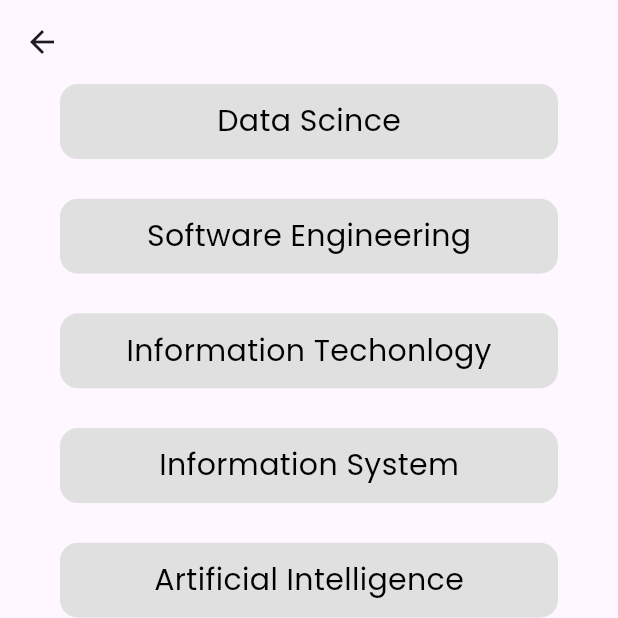
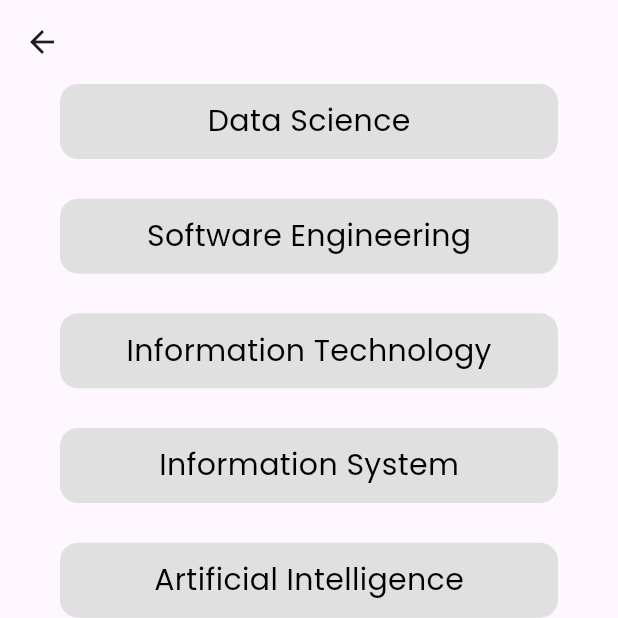
Before and after one commit to Abdelrahman2335/best_msp_team, a Flutter app: the fildes screen opened by its route, on a phone screen of 412 x 824 dp, the top half of it. Run offline on Flutter 3.47's test engine with Material 2 defaults, Android fonts, the phone set to English and light mode, and no system bars; our stand-ins replace device_preview, firebase_auth, firebase_core; accounts and stored records are empty.

Commit message:
fixing (Type) ERROR

```diff
--- a/lib/Choose_Filed/choose_filed.dart
+++ b/lib/Choose_Filed/choose_filed.dart
@@ -30,13 +30,13 @@ class _fildesState extends State<fildes> {
           mainAxisAlignment: MainAxisAlignment.spaceBetween,
           children: [
             buttons(
-              text: 'Data Scince',
+              text: 'Data Science',
             ),
             buttons(
               text: 'Software Engineering',
             ),
             buttons(
-              text: 'Information Techonlogy',
+              text: 'Information Technology',
             ),
             buttons(
               text: 'Information System',
```
